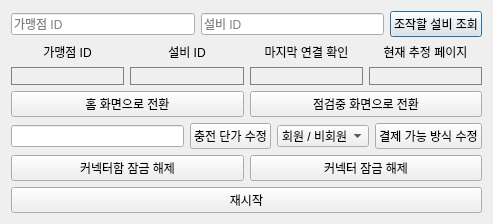
Qt form Admin/Dia_HMI.ui (siroimono-0/EV_HMI_SV) before a commit.
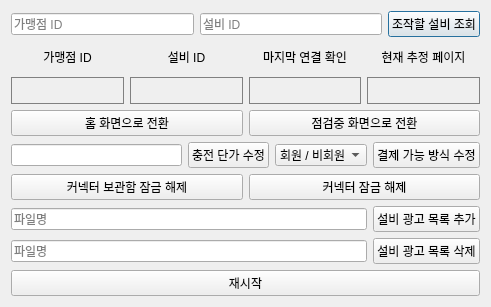
The same form after that commit.

The edit to the form file:
```diff
--- a/Admin/Dia_HMI.ui
+++ b/Admin/Dia_HMI.ui
@@ -6,8 +6,8 @@
    <rect>
     <x>0</x>
     <y>0</y>
-    <width>493</width>
-    <height>224</height>
+    <width>491</width>
+    <height>307</height>
    </rect>
   </property>
   <property name="windowTitle">
@@ -224,7 +224,7 @@
      <item>
       <widget class="QPushButton" name="pushButton_5">
        <property name="text">
-        <string>커넥터함 잠금 해제</string>
+        <string>커넥터 보관함 잠금 해제</string>
        </property>
       </widget>
      </item>
@@ -237,6 +237,42 @@
      </item>
     </layout>
    </item>
+   <item>
+    <layout class="QHBoxLayout" name="horizontalLayout_8">
+     <item>
+      <widget class="QLineEdit" name="lineEdit_4">
+       <property name="placeholderText">
+        <string>파일명</string>
+       </property>
+      </widget>
+     </item>
+     <item>
+      <widget class="QPushButton" name="pushButton_9">
+       <property name="text">
+        <string>설비 광고 목록 추가</string>
+       </property>
+      </widget>
+     </item>
+    </layout>
+   </item>
+   <item>
+    <layout class="QHBoxLayout" name="horizontalLayout_9">
+     <item>
+      <widget class="QLineEdit" name="lineEdit_5">
+       <property name="placeholderText">
+        <string>파일명</string>
+       </property>
+      </widget>
+     </item>
+     <item>
+      <widget class="QPushButton" name="pushButton_10">
+       <property name="text">
+        <string>설비 광고 목록 삭제</string>
+       </property>
+      </widget>
+     </item>
+    </layout>
+   </item>
    <item>
     <widget class="QPushButton" name="pushButton_7">
      <property name="text">
```
